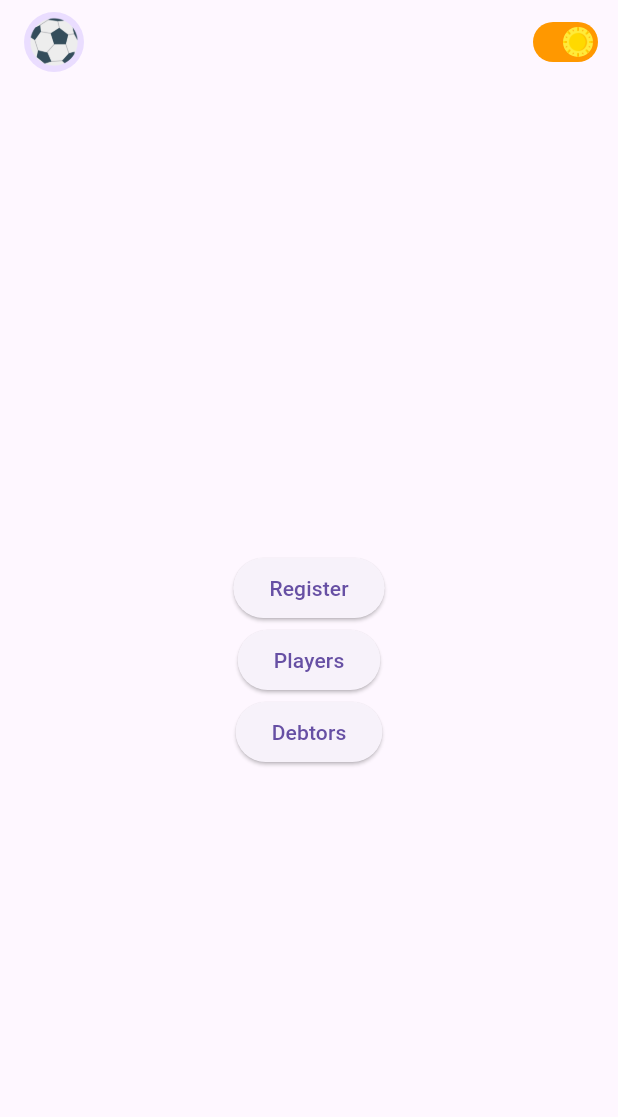
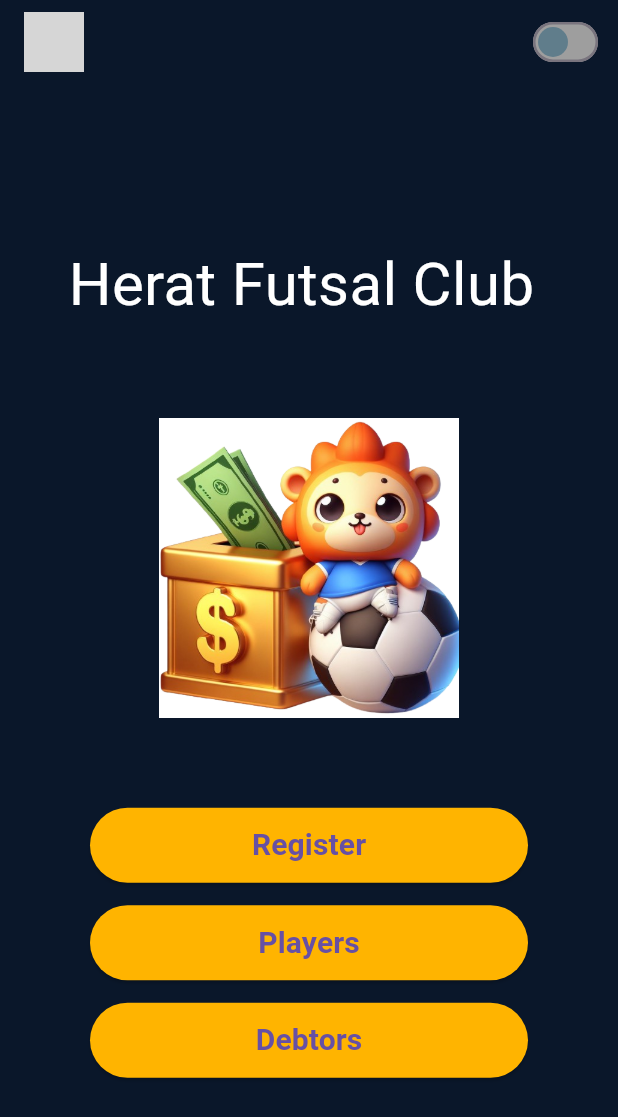
Before and after one commit to Mohebjami/balanceballers, a Flutter app: the screen it shows after launch, on a phone screen of 412 x 824 dp. Shown: the top 1117 px of the screen. Run offline on Flutter 3.47's test engine with Material 3 defaults, Android fonts, the phone set to English and light mode, and no system bars; our stand-ins replace cloud_firestore, firebase_core, flutter_slidable; accounts and stored records are empty; Roboto replaces fonts that are missing (ProtestGuerrilla, TrajanPro); grey boxes are pictures that could not be loaded.

Commit message:
Initial commit

```diff
--- a/lib/Start.dart
+++ b/lib/Start.dart
@@ -6,25 +6,37 @@ import 'package:flutter/material.dart';
 class Start extends StatefulWidget {
   final Function toggleTheme;
 
-  const Start({Key? key,  required this.toggleTheme}) : super(key: key);
+  const Start({Key? key, required this.toggleTheme}) : super(key: key);
 
   @override
   State<Start> createState() => _StartState();
 }
 
 class _StartState extends State<Start> {
-  get _isLightTheme => true;
+  bool _isLightTheme = false; // Declare _isLightTheme
+
+  bool get isLightTheme => _isLightTheme; // Getter for _isLightTheme
+
+  set isLightTheme(bool value) { // Setter for _isLightTheme
+    setState(() {
+      _isLightTheme = value;
+    });
+  }
+
 
   @override
   Widget build(BuildContext context) {
     double fullScreenHeight = MediaQuery.of(context).size.height;
     double fullScreenWidth = MediaQuery.of(context).size.width;
+
     return Scaffold(
+      backgroundColor: _isLightTheme ? Color.fromRGBO(255, 255, 240, 1) : Color.fromRGBO(10, 23, 42,1),
       appBar: AppBar(
         title: Builder(
           builder: (context) => GestureDetector(
             child: const CircleAvatar(
-              backgroundImage: AssetImage("assets/football.png"),
+              backgroundImage: AssetImage("assets/pic/football.png"),
+              backgroundColor: Colors.transparent,
               radius: 20.0,
             ),
             onTap: () {},
@@ -38,14 +50,17 @@ class _StartState extends State<Start> {
               child: Switch(
                 value: _isLightTheme,
                 onChanged: (value) {
+                  setState(() {
+                    _isLightTheme = value;
                     widget.toggleTheme();
+                  });
                 },
                 activeColor: Colors.yellow,
                 inactiveThumbColor: Colors.blueGrey,
                 inactiveTrackColor: Colors.grey,
                 activeTrackColor: Colors.orange,
-                activeThumbImage: const AssetImage('assets/sun.png'),
-                inactiveThumbImage: const AssetImage('assets/moon.png'),
+                activeThumbImage: const AssetImage('assets/pic/sun.png'),
+                inactiveThumbImage: const AssetImage('assets/pic/moon.png'),
               ),
             ),
           ),
@@ -55,28 +70,88 @@ class _StartState extends State<Start> {
         height: fullScreenHeight,
         width: fullScreenWidth,
         child: Padding(
-          padding: const EdgeInsets.all(8.0),
+          padding: const EdgeInsets.only(left: 13.0, top: 0,right: 13.0),
           child: Column(
             mainAxisAlignment: MainAxisAlignment.center,
+            crossAxisAlignment: CrossAxisAlignment.center,
             children: [
-              ElevatedButton(onPressed: (){
+               Text(
+                "Herat Futsal Club ",
+                style: TextStyle(fontSize: 40, fontFamily: "ProtestGuerrilla",color: _isLightTheme ? const Color.fromRGBO(0, 0, 0, 1) : Color.fromRGBO(255, 255, 255, 1),),
+              ),
+              const SizedBox(
+                height: 60,
+              ),
+               Center(
+                child: Container(
+                  height: 200,
+                  decoration: BoxDecoration(
+                    image: DecorationImage(image: AssetImage("assets/pic/Ball.png"),fit: BoxFit.contain)
+                  ),
+
+                ),
+              ),
+              const SizedBox(
+                height: 60,
+              ),
+              Center(
+                child: SizedBox(
+                  width: fullScreenWidth-120,
+                  child: Column(
+                    crossAxisAlignment: CrossAxisAlignment.stretch,
+                    children: [
+                      SizedBox(
+                        height: 50,
+                        child: ElevatedButton(
+                            style: const ButtonStyle(
+                                backgroundColor: MaterialStatePropertyAll(
+                                    Color.fromRGBO(255, 180, 0, 1))),
+                            onPressed: () {
                               Navigator.push(
                                 context,
                                 MaterialPageRoute(builder: (context) => const Register()),
                               );
-              }, child: const Text("Register")),
-              ElevatedButton(onPressed: (){
+                            },
+                            child: const Text("Register" , style: TextStyle(fontSize: 20,fontFamily: "TrajanPro", fontWeight: FontWeight.bold),)),
+                      ),
+                      SizedBox(
+                        height: 15,
+                      ),
+                      SizedBox(
+                        height: 50,
+                        child: ElevatedButton(
+                            style: const ButtonStyle(
+                                backgroundColor: MaterialStatePropertyAll(
+                                    Color.fromRGBO(255, 180, 0, 1))),
+                            onPressed: () {
                               Navigator.push(
                                 context,
-                  MaterialPageRoute(builder: (context) =>  PlayerList()),
+                                MaterialPageRoute(builder: (context) => PlayerList()),
                               );
-              }, child: const Text("Players")),
-              ElevatedButton(onPressed: (){
+                            },
+                            child: const Text("Players", style: TextStyle(fontSize: 20,fontFamily: "TrajanPro", fontWeight: FontWeight.bold),)),
+                      ),
+                      SizedBox(
+                        height: 15,
+                      ),
+                      SizedBox(
+                        height: 50,
+                        child: ElevatedButton(
+                            style: const ButtonStyle(
+                                backgroundColor: MaterialStatePropertyAll(
+                                    Color.fromRGBO(255, 180, 0, 1))),
+                            onPressed: () {
                               Navigator.push(
                                 context,
-                  MaterialPageRoute(builder: (context) =>  Debtors()),
+                                MaterialPageRoute(builder: (context) => Debtors()),
                               );
-              }, child: const Text("Debtors")),
+                            },
+                            child: const Text("Debtors", style: TextStyle(fontSize: 20,fontFamily: "TrajanPro", fontWeight: FontWeight.bold),)),
+                      ),
+                    ],
+                  ),
+                ),
+              ),
             ],
           ),
         ),
```
Also changed, not shown: pubspec.yaml (+11 -10 lines), assets/football.png (deleted), assets/moon.png (deleted), assets/pic/Ball.png (added), assets/sun.png (deleted). Lines whose indentation alone changed are shown as unchanged.
